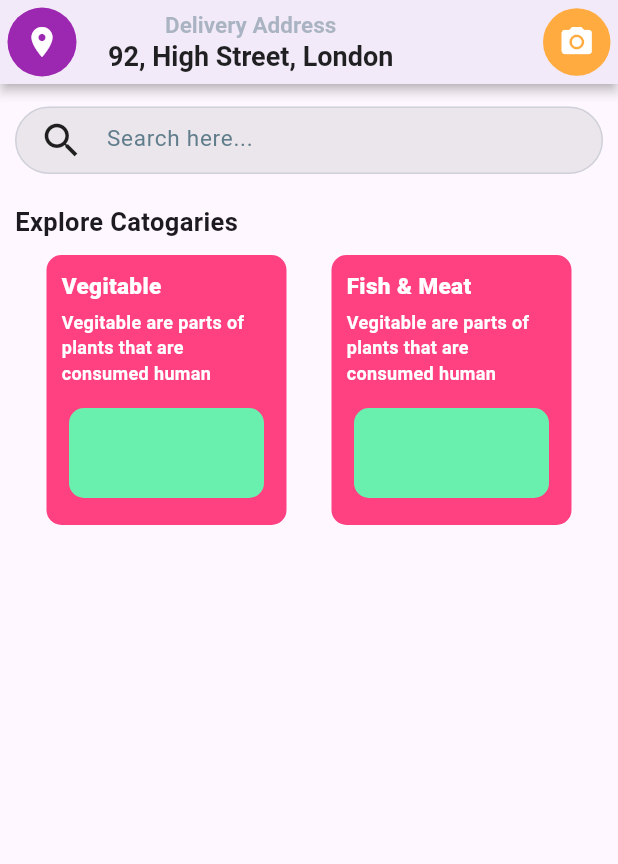
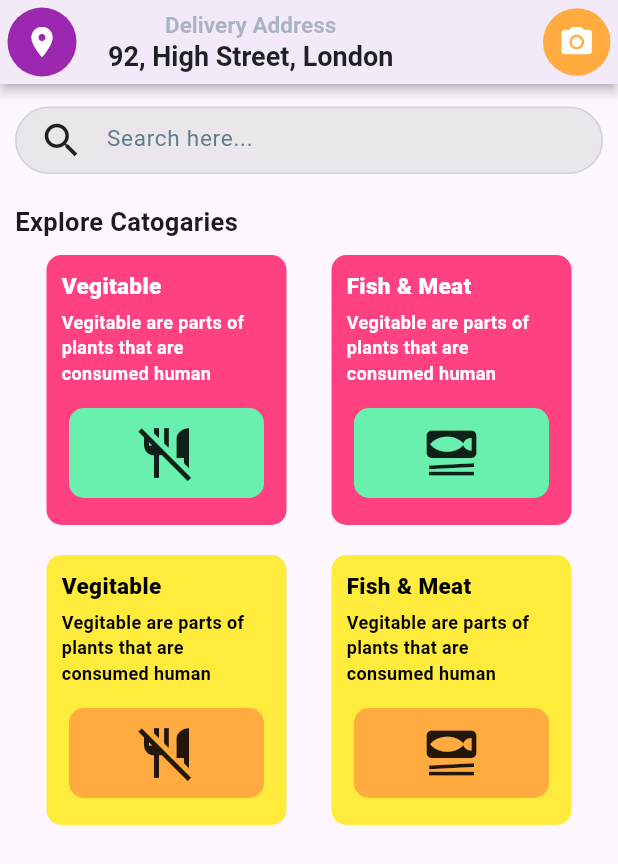
Before and after one commit to DP-Flutter-course/grocery-app-layout, a Flutter app: the screen it shows after launch, on a phone screen of 412 x 824 dp. Shown: the top 864 px of the screen. Run offline on Flutter 3.47's test engine with Material 3 defaults, Android fonts, the phone set to English and light mode, and no system bars.

Commit message:
add icons also

```diff
--- a/grocery_app/lib/pages/homePage.dart
+++ b/grocery_app/lib/pages/homePage.dart
@@ -39,32 +39,57 @@ class HomePage extends StatelessWidget {
                 //1
                 Firstcontainer(
                   title: 'Vegitable',
-                    description: 'Vegitable are parts of plants that are consumed human',
+                  description:
+                      'Vegitable are parts of plants that are consumed human',
                   backColor1: Colors.pinkAccent,
                   backColor2: Colors.greenAccent,
-                    textColor: Colors.white
+                  textColor: Colors.white,
+                  iconName: Icons.no_meals
                 ),
 
-                  SizedBox(
-                    width: 30,
-                  ),
+                SizedBox(width: 30),
 
                 //2
                 Firstcontainer(
                   title: 'Fish & Meat',
-                    description: 'Vegitable are parts of plants that are consumed human',
+                  description:
+                      'Vegitable are parts of plants that are consumed human',
                   backColor1: Colors.pinkAccent,
                   backColor2: Colors.greenAccent,
-                    textColor: Colors.white
+                  textColor: Colors.white,
+                  iconName: Icons.set_meal
                 ),
               ],
             ),
 
+            SizedBox(height: 20),
+
             Row(
+              mainAxisAlignment: MainAxisAlignment.center,
               children: [
                 //3
+                Firstcontainer(
+                  title: 'Vegitable',
+                  description:
+                      'Vegitable are parts of plants that are consumed human',
+                  backColor1: Colors.yellow,
+                  backColor2: Colors.orangeAccent,
+                  textColor: Colors.black,
+                  iconName: Icons.no_meals
+                ),
+
+                 SizedBox(width: 30),
 
                 //4
+                Firstcontainer(
+                  title: 'Fish & Meat',
+                  description:
+                      'Vegitable are parts of plants that are consumed human',
+                  backColor1: Colors.yellow,
+                  backColor2: Colors.orangeAccent,
+                  textColor: Colors.black,
+                  iconName: Icons.set_meal
+                ),
               ],
             ),
           ],
--- a/grocery_app/lib/widgets/firstContainer.dart
+++ b/grocery_app/lib/widgets/firstContainer.dart
@@ -6,6 +6,7 @@ class Firstcontainer extends StatelessWidget {
   final Color backColor1;
   final Color backColor2;
   final Color textColor;
+  final IconData iconName;
   const Firstcontainer({
     super.key,
     required this.title,
@@ -13,6 +14,7 @@ class Firstcontainer extends StatelessWidget {
     required this.backColor1,
     required this.backColor2,
     required this.textColor,
+    required this.iconName,
   });
 
   @override
@@ -62,6 +64,8 @@ class Firstcontainer extends StatelessWidget {
                   borderRadius: BorderRadius.circular(10),
                   color: backColor2,
                 ),
+
+                child: Icon(iconName, size: 40),
               ),
             ),
           ),
```
Lines whose indentation alone changed are shown as unchanged.
